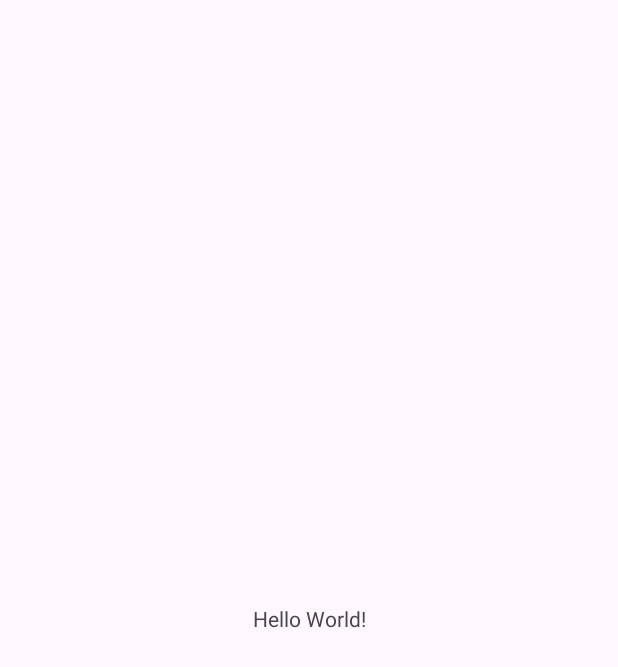
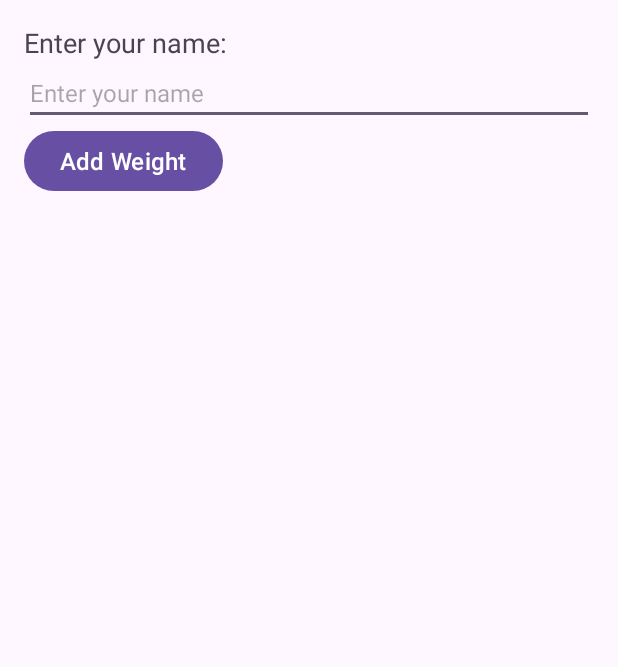
Before and after one commit to ralph1233/i4438-tps, an Android app: the screen it shows after launch (MainActivity), on a phone screen of 412 x 824 dp. Before the commit the part shown is almost empty. Shown: the top 667 px of the screen. Run offline under Robolectric (Android 15) with nearby library versions, the phone set to English and light mode, and no system bars.

Commit message:
tp2 finished

```diff
--- a/tp1/ex2/app/src/main/java/com/example/ex2/MainActivity.java
+++ b/tp1/ex2/app/src/main/java/com/example/ex2/MainActivity.java
@@ -1,24 +1,54 @@
 package com.example.ex2;
 
+import android.content.Intent;
 import android.os.Bundle;
+import android.view.View;
+import android.widget.Button;
+import android.widget.EditText;
+import android.widget.TextView;
+import android.widget.Toast;
+import android.view.View;
 
-import androidx.activity.EdgeToEdge;
 import androidx.appcompat.app.AppCompatActivity;
-import androidx.core.graphics.Insets;
-import androidx.core.view.ViewCompat;
-import androidx.core.view.WindowInsetsCompat;
 
 public class MainActivity extends AppCompatActivity {
+
+    EditText nameEditText;
+    Button addWeightButton;
+    TextView bmiTextView;
 
     @Override
     protected void onCreate(Bundle savedInstanceState) {
         super.onCreate(savedInstanceState);
-        EdgeToEdge.enable(this);
         setContentView(R.layout.activity_main);
-        ViewCompat.setOnApplyWindowInsetsListener(findViewById(R.id.main), (v, insets) -> {
-            Insets systemBars = insets.getInsets(WindowInsetsCompat.Type.systemBars());
-            v.setPadding(systemBars.left, systemBars.top, systemBars.right, systemBars.bottom);
-            return insets;
+
+        nameEditText = findViewById(R.id.nameEditText);
+        addWeightButton = findViewById(R.id.addWeightButton);
+        bmiTextView = findViewById(R.id.bmiTextView);
+
+        addWeightButton.setOnClickListener(new View.OnClickListener() {
+            @Override
+            public void onClick(View v) {
+                String name = nameEditText.getText().toString().trim();
+                if(name.isEmpty()){
+                    Toast.makeText(MainActivity.this, "Please enter your name", Toast.LENGTH_SHORT).show();
+                    return;
+                }
+                Intent intent = new Intent(MainActivity.this, WeightActivity.class);
+                intent.putExtra("name", name);
+                startActivity(intent);
+            }
         });
+
+        // Display BMI if passed from HeightActivity
+        Intent intent = getIntent();
+        if (intent != null && intent.hasExtra("name") && intent.hasExtra("bmi")) {
+            String name = intent.getStringExtra("name");
+            double bmi = intent.getDoubleExtra("bmi", 0);  // Default value of 0 if bmi not found
+
+            Toast.makeText(MainActivity.this, "Test " + name + " "+bmi, Toast.LENGTH_SHORT).show();
+            bmiTextView.setText("Hello " + name + ", your BMI is: " + String.format("%.2f", bmi)); // Format BMI to 2 decimal places
+            bmiTextView.setVisibility(View.VISIBLE);  // Change visibility to visible
+        }
     }
 }
--- a/tp1/ex2/app/src/main/res/layout/activity_main.xml
+++ b/tp1/ex2/app/src/main/res/layout/activity_main.xml
@@ -1,19 +1,12 @@
 <?xml version="1.0" encoding="utf-8"?>
-<androidx.constraintlayout.widget.ConstraintLayout xmlns:android="http://schemas.android.com/apk/res/android"
-    xmlns:app="http://schemas.android.com/apk/res-auto"
-    xmlns:tools="http://schemas.android.com/tools"
-    android:id="@+id/main"
-    android:layout_width="match_parent"
-    android:layout_height="match_parent"
-    tools:context=".MainActivity">
+<LinearLayout xmlns:android="http://schemas.android.com/apk/res/android" android:layout_width="match_parent" android:layout_height="match_parent" android:orientation="vertical" android:padding="16dp">
 
-    <TextView
-        android:layout_width="wrap_content"
-        android:layout_height="wrap_content"
-        android:text="Hello World!"
-        app:layout_constraintBottom_toBottomOf="parent"
-        app:layout_constraintEnd_toEndOf="parent"
-        app:layout_constraintStart_toStartOf="parent"
-        app:layout_constraintTop_toTopOf="parent" />
+    <TextView android:id="@+id/textViewEnterName" android:layout_width="wrap_content" android:layout_height="wrap_content" android:text="Enter your name:" android:textSize="18sp" />
 
-</androidx.constraintlayout.widget.ConstraintLayout>
+    <EditText android:id="@+id/nameEditText" android:layout_width="match_parent" android:layout_height="wrap_content" android:hint="Enter your name" android:textSize="16sp" />
+
+    <Button android:id="@+id/addWeightButton" android:layout_width="wrap_content" android:layout_height="wrap_content" android:text="Add Weight" android:textSize="16sp" />
+
+    <TextView android:id="@+id/bmiTextView" android:layout_width="wrap_content" android:layout_height="wrap_content" android:textSize="18sp" android:visibility="gone" android:text="BMI will be displayed here" />
+
+</LinearLayout>
```
Also changed, not shown: tp1/ex2/app/src/main/AndroidManifest.xml (+9 -13 lines), tp1/ex2/app/src/main/java/com/example/ex2/HeightActivity.java (added, +55 -0 lines), tp1/ex2/app/src/main/java/com/example/ex2/WeightActivity.java (added, +46 -0 lines), tp1/ex2/app/src/main/res/layout/activity_height.xml (added, +14 -0 lines), tp1/ex2/app/src/main/res/layout/activity_weight.xml (added, +12 -0 lines).
